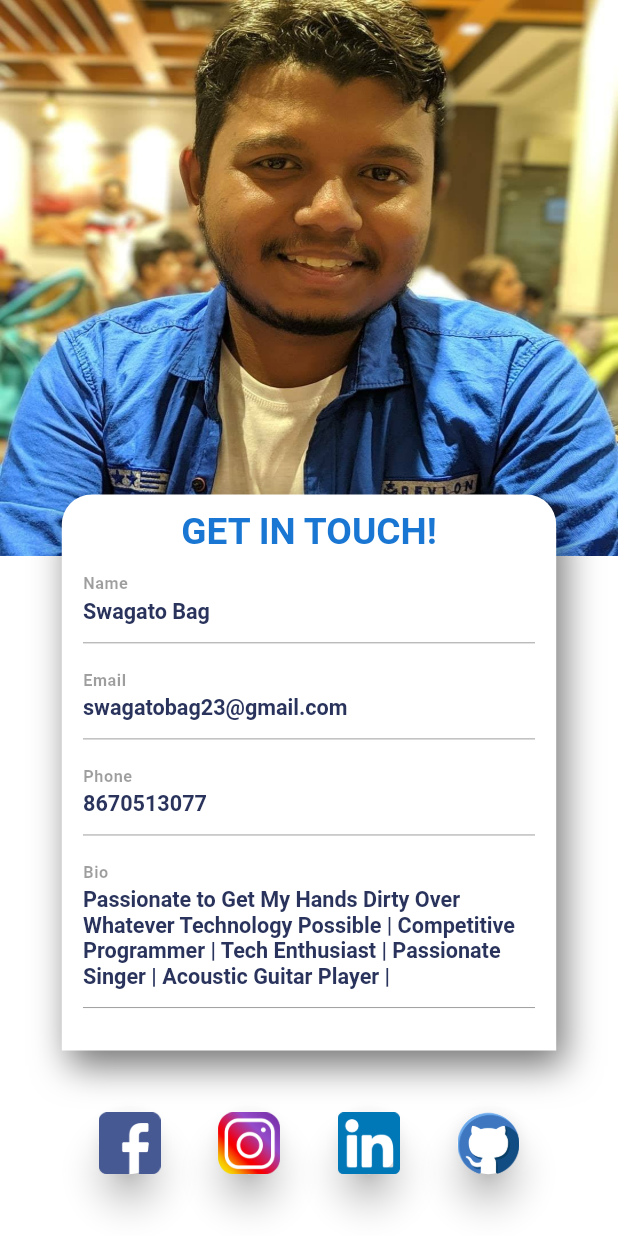
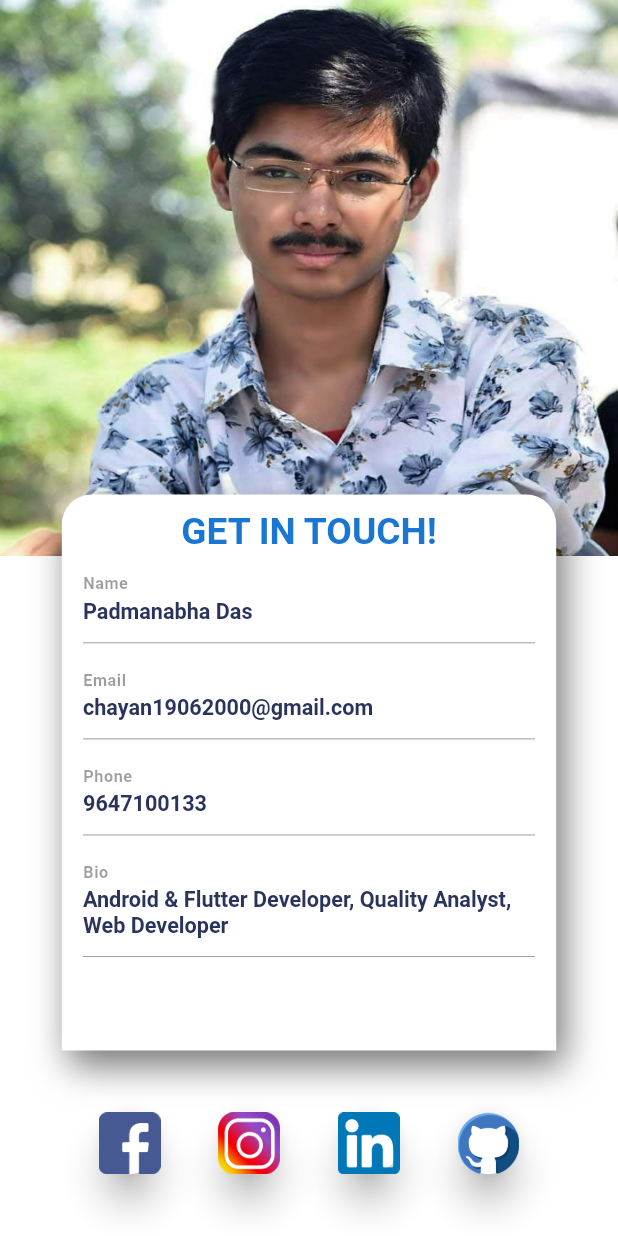
Before and after one commit to pdas9647/Paint-To-Print, a Flutter app: the AboutUsScreen screen opened directly, after a tap on "Padmanabha Das", on a phone screen of 412 x 824 dp. Run offline on Flutter 3.47's test engine with Material 2 defaults, Android fonts, the light colour scheme and no system bars; drawn by our look-alikes of auto_size_text; our stand-ins replace animated_text_kit, backdrop, cloud_firestore, double_back_to_close_app, file_picker, firebase_auth and 20 more; missing offline and left inert: internet_file, pdf_render, simple_speed_dial, tflite; accounts and stored records are empty; Roboto replaces fonts that are missing (Arimo).

Commit message:
About Us refractored

```diff
--- a/lib/screens/about_us_screen.dart
+++ b/lib/screens/about_us_screen.dart
@@ -1,8 +1,9 @@
 import 'package:flutter/material.dart';
 import 'package:flutter/rendering.dart';
+import 'package:paint_to_print/services/profile_details_map.dart';
 import 'package:paint_to_print/widgets/about_us_row.dart';
 
-import 'swagato_profile_screen.dart';
+import 'individual_profile_screen.dart';
 
 class AboutUsScreen extends StatefulWidget {
   const AboutUsScreen({Key key}) : super(key: key);
@@ -14,6 +15,8 @@ class AboutUsScreen extends StatefulWidget {
 class _AboutUsScreenState extends State<AboutUsScreen> {
   @override
   Widget build(BuildContext context) {
+    print(swagato);
+
     Size size = MediaQuery.of(context).size;
     return Scaffold(
       backgroundColor: Colors.white,
@@ -36,21 +39,21 @@ class _AboutUsScreenState extends State<AboutUsScreen> {
               children: [
                 /// padmanabha
                 AboutUsCustomListTile(
-                  navigateToScreen: SwagatoProfileScreen(),
-                  dp: 'assets/images/padmanabha.png',
-                  name: 'Padmanabha Das',
-                  bio: 'Android & Flutter Developer, QA Analyst, Experienced in Web Development',
-                  phoneNumber: '9647100133',
+                  navigateToScreen:
+                      IndividualProfileScreen(personMap: padmanabha),
+                  dp: padmanabha['dp'],
+                  name: padmanabha['name'],
+                  bio: padmanabha['bio'],
+                  phoneNumber: padmanabha['phoneNumber'],
                 ),
 
                 /// swagato
                 AboutUsCustomListTile(
-                  navigateToScreen: SwagatoProfileScreen(),
-                  dp: 'assets/images/swagato.jpg',
-                  name: 'Swagato Bag',
-                  bio:
-                      'Competitive Programmer, Passionate Singer, Acoustic Guitar Player',
-                  phoneNumber: '8670513077',
+                  navigateToScreen: IndividualProfileScreen(personMap: swagato),
+                  dp: swagato['dp'],
+                  name: swagato['dp'],
+                  bio: swagato['bio'],
+                  phoneNumber: swagato['phoneNumber'],
                 ),
               ],
             ),
--- a/lib/screens/swagato_profile_screen.dart
+++ b/lib/screens/individual_profile_screen.dart
@@ -1,19 +1,32 @@
 import 'package:auto_size_text/auto_size_text.dart';
 import 'package:flutter/material.dart';
 import 'package:google_fonts/google_fonts.dart';
-import 'package:paint_to_print/services/global_methods.dart';
+import 'package:page_transition/page_transition.dart';
+import 'package:paint_to_print/screens/webview_screens/social_media_webview_screen.dart';
 import 'package:paint_to_print/widgets/about_us_social_media_icon.dart';
 import 'package:paint_to_print/widgets/about_us_textformfield.dart';
-import 'package:widget_circular_animator/widget_circular_animator.dart';
 
-class SwagatoProfileScreen extends StatefulWidget {
-  const SwagatoProfileScreen({Key key}) : super(key: key);
+class IndividualProfileScreen extends StatefulWidget {
+  final Map<String, String> personMap;
+
+  const IndividualProfileScreen({Key key, @required this.personMap})
+      : super(key: key);
 
   @override
-  _SwagatoProfileScreenState createState() => _SwagatoProfileScreenState();
+  _IndividualProfileScreenState createState() =>
+      _IndividualProfileScreenState();
 }
 
-class _SwagatoProfileScreenState extends State<SwagatoProfileScreen> {
+class _IndividualProfileScreenState extends State<IndividualProfileScreen> {
+  Map<String, String> personMap;
+
+  @override
+  void initState() {
+    // TODO: implement initState
+    super.initState();
+    personMap = widget.personMap;
+  }
+
   @override
   Widget build(BuildContext context) {
     Size size = MediaQuery.of(context).size;
@@ -43,16 +56,15 @@ class _SwagatoProfileScreenState extends State<SwagatoProfileScreen> {
                                   ),
                                   width: double.infinity,
                                   child: Image.asset(
-                                    'assets/images/swagato.jpg',
+                                    personMap['dp'],
                                     fit: BoxFit.fill,
                                   ),
                                 ),
                                 Text(
-                                  'Swagato Bag',
+                                  personMap['name'],
                                   style: GoogleFonts.arimo(
-                                    color: Theme.of(context)
-                                        .colorScheme
-                                        .primary,
+                                    color:
+                                        Theme.of(context).colorScheme.primary,
                                     fontWeight: FontWeight.w700,
                                     fontSize: 30.0,
                                   ),
@@ -67,7 +79,7 @@ class _SwagatoProfileScreenState extends State<SwagatoProfileScreen> {
                   height: size.width * 0.9,
                   width: size.width,
                   child: Image.asset(
-                    'assets/images/swagato.jpg',
+                    personMap['dp'],
                     fit: BoxFit.fill,
                     width: size.width * 0.45,
                     height: size.height * 0.15,
@@ -97,8 +109,22 @@ class _SwagatoProfileScreenState extends State<SwagatoProfileScreen> {
                       // color: Color(0xFF1773EA),
                       image: 'assets/images/facebook_icon.png',
                       onTap: () async {
-                        await GlobalMethods.launchURL(
-                            url: 'https://www.facebook.com/swagato.bag.7');
+                        print(personMap['facebook']);
+                        // await GlobalMethods.launchURL(url: personMap['facebook']
+                        // 'https://www.facebook.com/swagato.bag.7'
+                        // );
+                        Navigator.push(
+                          context,
+                          PageTransition(
+                            child: SocialMediaWebViewScreen(
+                              assetImage: 'assets/images/facebook_icon.png',
+                              title: 'Facebook',
+                              url: personMap['facebook'],
+                            ),
+                            type: PageTransitionType.leftToRightWithFade,
+                            duration: Duration(milliseconds: 5),
+                          ),
+                        );
                       },
                     ),
 
@@ -107,19 +133,43 @@ class _SwagatoProfileScreenState extends State<SwagatoProfileScreen> {
                       // iconData: MaterialCommunityIcons.instagram,
                       image: 'assets/images/instagram_icon.png',
                       onTap: () async {
-                        await GlobalMethods.launchURL(
-                            url: 'https://www.instagram.com/swagato.bag/');
+                        // await GlobalMethods.launchURL(
+                        //     url: personMap['instagram']);
+                        Navigator.push(
+                          context,
+                          PageTransition(
+                            child: SocialMediaWebViewScreen(
+                              assetImage: 'assets/images/instagram_icon.png',
+                              title: 'Instagram',
+                              url: personMap['instagram'],
+                            ),
+                            type: PageTransitionType.rightToLeftWithFade,
+                            duration: Duration(milliseconds: 5),
+                          ),
+                        );
                       },
                     ),
 
-                    /// linked in
+                    /// linkedin
                     AboutUsSocialMediaIcon(
                       // iconData: MaterialCommunityIcons.linkedin_box,
                       // color: Color(0xFF0077B5),
                       image: 'assets/images/linkedin_icon.png',
                       onTap: () async {
-                        await GlobalMethods.launchURL(
-                            url: 'https://www.linkedin.com/in/swagatobag/');
+                        // await GlobalMethods.launchURL(
+                        //     url: personMap['linkedIn']);
+                        Navigator.push(
+                          context,
+                          PageTransition(
+                            child: SocialMediaWebViewScreen(
+                              assetImage: 'assets/images/linkedin_icon.png',
+                              title: 'LinkedIn',
+                              url: personMap['linkedIn'],
+                            ),
+                            type: PageTransitionType.leftToRightWithFade,
+                            duration: Duration(milliseconds: 5),
+                          ),
+                        );
                       },
                     ),
 
@@ -128,8 +178,19 @@ class _SwagatoProfileScreenState extends State<SwagatoProfileScreen> {
                       // iconData: MaterialCommunityIcons.github_circle,
                       image: 'assets/images/github_icon.png',
                       onTap: () async {
-                        await GlobalMethods.launchURL(
-                            url: 'https://github.com/swagatobag2000');
+                        // await GlobalMethods.launchURL(url: personMap['github']);
+                        Navigator.push(
+                          context,
+                          PageTransition(
+                            child: SocialMediaWebViewScreen(
+                              assetImage: 'assets/images/github_icon.png',
+                              title: 'GitHub',
+                              url: personMap['github'],
+                            ),
+                            type: PageTransitionType.rightToLeftWithFade,
+                            duration: Duration(milliseconds: 5),
+                          ),
+                        );
                       },
                     ),
                   ],
@@ -177,27 +238,26 @@ class _SwagatoProfileScreenState extends State<SwagatoProfileScreen> {
                     /// name
                     AboutUsTextFormField(
                       labelText: 'Name',
-                      initialValue: 'Swagato Bag',
+                      initialValue: personMap['name'],
                       maxLines: 1,
                     ),
 
                     /// email
                     AboutUsTextFormField(
                       labelText: 'Email',
-                      initialValue: 'swagatobag23@gmail.com',
+                      initialValue: personMap['email'],
                     ),
 
                     /// phone
                     AboutUsTextFormField(
                       labelText: 'Phone',
-                      initialValue: '8670513077',
+                      initialValue: personMap['phoneNumber'],
                     ),
 
                     /// message
                     AboutUsTextFormField(
                       labelText: 'Bio',
-                      initialValue:
-                          'Passionate to Get My Hands Dirty Over Whatever Technology Possible | Competitive Programmer | Tech Enthusiast | Passionate Singer | Acoustic Guitar Player |',
+                      initialValue: personMap['bio_long'],
                     ),
                   ],
                 ),
--- /dev/null
+++ b/lib/services/profile_details_map.dart
@@ -0,0 +1,27 @@
+Map<String, String> padmanabha = {
+  'name': 'Padmanabha Das',
+  'dp': 'assets/images/padmanabha.png',
+  'bio':
+      'Android & Flutter Developer, QA Analyst, Experienced in Web Development',
+  'phoneNumber': '9647100133',
+  'email': 'chayan19062000@gmail.com',
+  'bio_long': 'Android & Flutter Developer, Quality Analyst, Web Developer',
+  'facebook': 'https://www.facebook.com/padmanabha.das.94/',
+  'instagram': 'https://www.instagram.com/pdas_1906/',
+  'linkedIn': 'https://www.linkedin.com/in/padmanabha-das-59bb2019b/',
+  'github': 'https://github.com/pdas9647',
+};
+
+Map<String, String> swagato = {
+  'name': 'Swagato Bag',
+  'dp': 'assets/images/swagato.jpg',
+  'bio': 'Competitive Programmer, Passionate Singer, Acoustic Guitar Player',
+  'phoneNumber': '8670513077',
+  'email': 'swagatobag23@gmail.com',
+  'bio_long':
+      'Passionate to Get My Hands Dirty Over Whatever Technology Possible | Competitive Programmer | Tech Enthusiast | Passionate Singer | Acoustic Guitar Player |',
+  'facebook': 'https://www.facebook.com/swagato.bag.7',
+  'instagram': 'https://www.instagram.com/swagato.bag/',
+  'linkedIn': 'https://www.linkedin.com/in/swagatobag/',
+  'github': 'https://github.com/swagatobag2000',
+};
--- a/lib/widgets/about_us_row.dart
+++ b/lib/widgets/about_us_row.dart
@@ -1,6 +1,5 @@
 import 'package:auto_size_text/auto_size_text.dart';
 import 'package:flutter/material.dart';
-import 'package:flutter_phone_direct_caller/flutter_phone_direct_caller.dart';
 import 'package:google_fonts/google_fonts.dart';
 import 'package:page_transition/page_transition.dart';
 
@@ -68,9 +67,7 @@ class AboutUsCustomListTile extends StatelessWidget {
                 ),
               ),
             ),
-            SizedBox(
-              width: MediaQuery.of(context).size.width * 0.02,
-            ),
+            SizedBox(width: MediaQuery.of(context).size.width * 0.02),
             Flexible(
               child: Align(
                 alignment: Alignment.centerRight,
--- a/pubspec.yaml
+++ b/pubspec.yaml
@@ -78,6 +78,7 @@ dependencies:
   widget_circular_animator: ^1.0.0
   url_launcher: ^6.0.18
   flutter_phone_direct_caller: ^2.1.0
+  webview_flutter: ^3.0.0
 
 dev_dependencies:
   flutter_test:
```
Also changed, not shown: lib/screens/webview_screens/social_media_webview_screen.dart (added, +66 -0 lines), pubspec.lock. Lines whose indentation alone changed are shown as unchanged.
